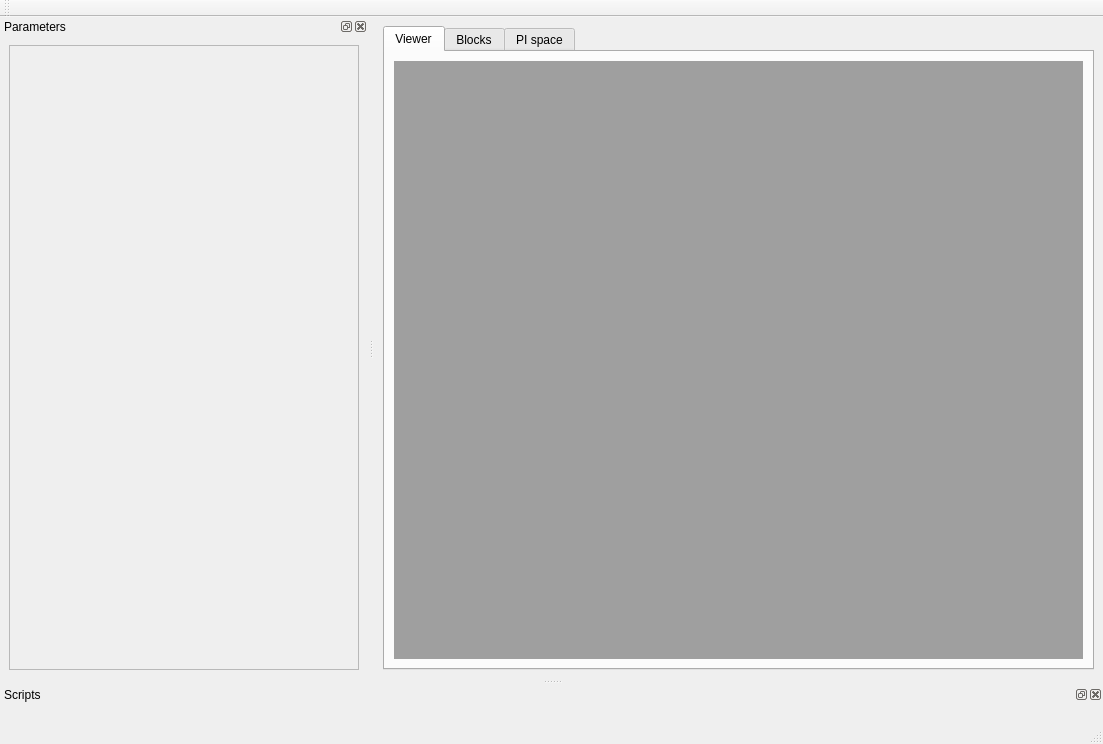
Before: the Qt Designer form gui-tools/src/gpviewer/mainwindow.ui in mpelcat/GPStudio, drawn with Qt 5.
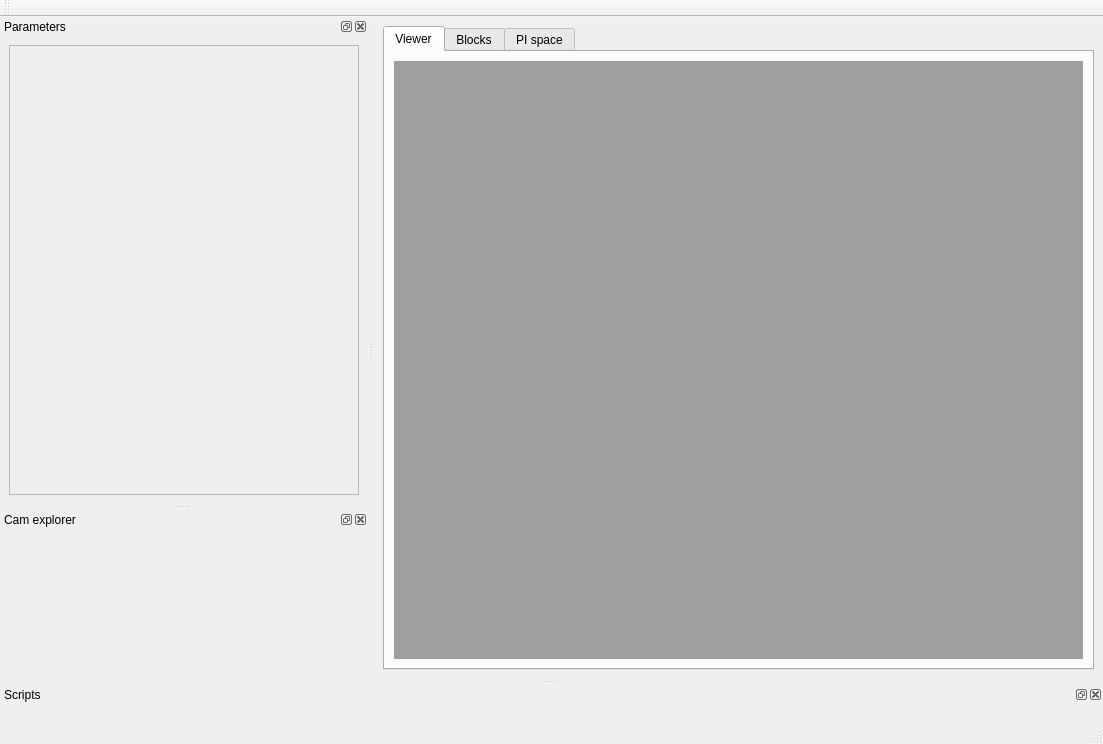
After: the same form once the commit is applied. Icons and pictures are not drawn. Custom widgets are drawn as their Qt base class.

Commit message: New widget camExplorer with two itemModel

Diff of the .ui file:
```diff
--- a/gui-tools/src/gpviewer/mainwindow.ui
+++ b/gui-tools/src/gpviewer/mainwindow.ui
@@ -107,7 +107,7 @@
           <x>0</x>
           <y>0</y>
           <width>348</width>
-          <height>598</height>
+          <height>169</height>
          </rect>
         </property>
         <layout class="QVBoxLayout" name="verticalLayout_2">
@@ -151,6 +151,21 @@
     <bool>false</bool>
    </attribute>
   </widget>
+  <widget class="QDockWidget" name="camExplorerDock">
+   <property name="windowTitle">
+    <string>Cam explorer</string>
+   </property>
+   <attribute name="dockWidgetArea">
+    <number>1</number>
+   </attribute>
+   <widget class="QWidget" name="dockWidgetContents_3">
+    <layout class="QHBoxLayout" name="horizontalLayout">
+     <item>
+      <widget class="CamExplorerWidget" name="camExplorerWidget" native="true"/>
+     </item>
+    </layout>
+   </widget>
+  </widget>
  </widget>
  <customwidgets>
   <customwidget>
@@ -170,6 +185,12 @@
    <extends>QGraphicsView</extends>
    <header>itemsview/processesview.h</header>
   </customwidget>
+  <customwidget>
+   <class>CamExplorerWidget</class>
+   <extends>QWidget</extends>
+   <header>camexplorerwidget.h</header>
+   <container>1</container>
+  </customwidget>
  </customwidgets>
  <resources>
   <include location="icons.qrc"/>
```
Left out of the diff: 2 changed lines with no effect on the pictures. The commit also changes 18 other files.
